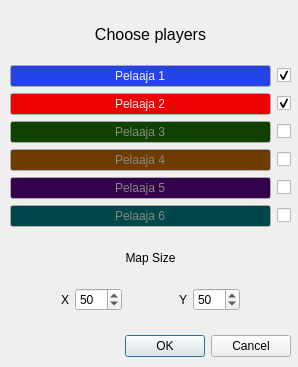
Before: the Qt Designer form Game/startdialog.ui in Moisiov/TIE-02402_Ohjelmointi_3, drawn with Qt 5.
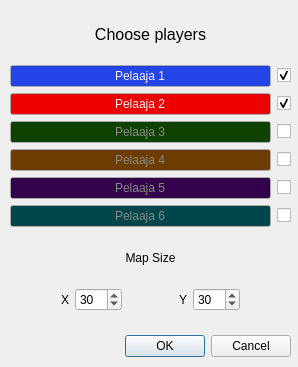
After: the same form once the commit is applied.

```diff
--- a/Game/startdialog.ui
+++ b/Game/startdialog.ui
@@ -812,10 +812,10 @@
          <number>21</number>
         </property>
         <property name="maximum">
-         <number>200</number>
+         <number>100</number>
         </property>
         <property name="value">
-         <number>50</number>
+         <number>30</number>
         </property>
        </widget>
       </item>
@@ -845,10 +845,10 @@
          <number>21</number>
         </property>
         <property name="maximum">
-         <number>200</number>
+         <number>100</number>
         </property>
         <property name="value">
-         <number>50</number>
+         <number>30</number>
         </property>
        </widget>
       </item>
```
